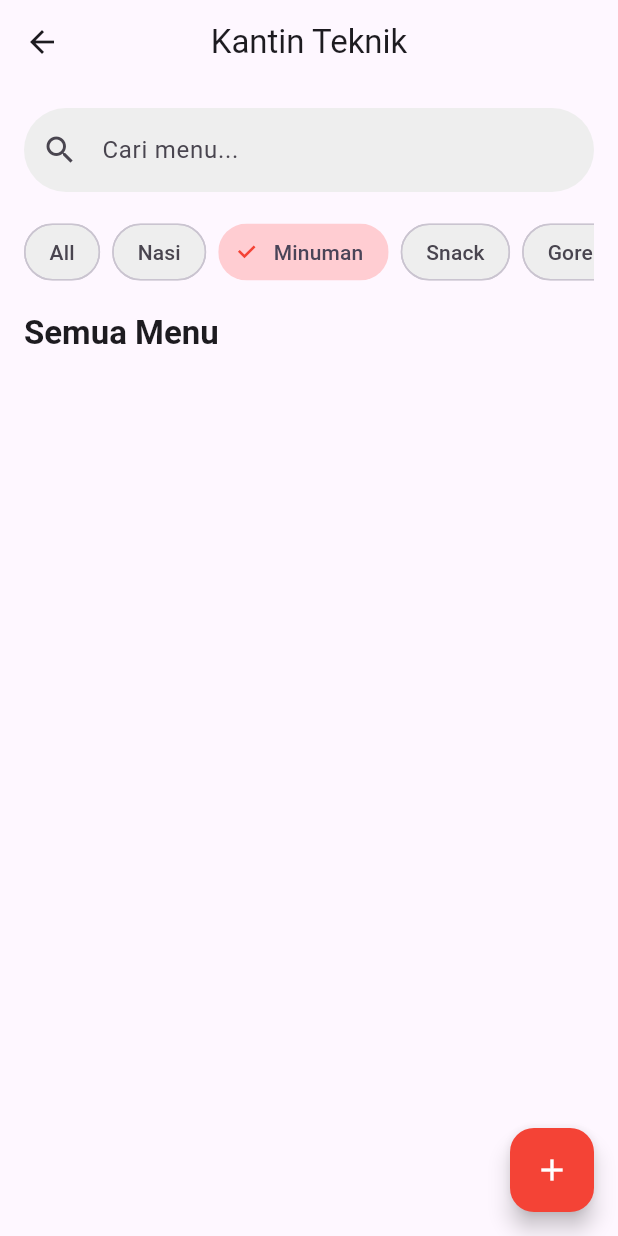
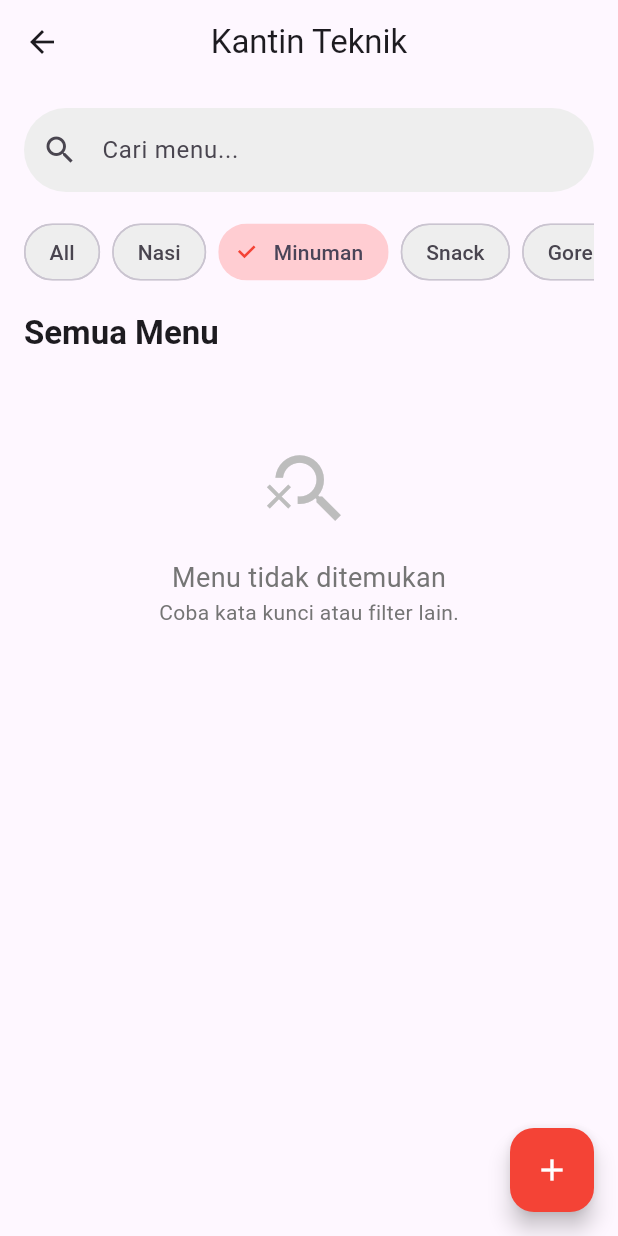
Before and after one commit to xebec51/KanHas, a Flutter app: the MenuPage screen opened directly with sample values from the repository, after a tap on "Nasi", after a tap on "Minuman", on a phone screen of 412 x 824 dp. Run offline on Flutter 3.47's test engine with Material 3 defaults, Android fonts, the light colour scheme and no system bars; our stand-ins replace image_picker; network calls fail.

Commit message:
feat(menu): Implement search bar functionality on MenuPage
Adds a TextEditingController and state listener to filter menus based on user input in the search bar. The filtering logic is now chained: 1. Filter by selected category. 2. Filter the result by the search query. Also adds a 'clear' button (suffixIcon) to the search bar and a 'Menu tidak ditemukan' (Menu not found) message when the \filteredMenus` list is empty.

```diff
--- a/lib/screens/menu_page.dart
+++ b/lib/screens/menu_page.dart
@@ -20,6 +20,31 @@ class MenuPage extends StatefulWidget {
 class _MenuPageState extends State<MenuPage> {
   String selectedCategory = 'All';
 
+  // --- TAMBAHKAN INI ---
+  final _searchController = TextEditingController();
+  String _searchQuery = '';
+  // --------------------
+
+  // --- TAMBAHKAN initState ---
+  @override
+  void initState() {
+    super.initState();
+    _searchController.addListener(() {
+      setState(() {
+        _searchQuery = _searchController.text.toLowerCase();
+      });
+    });
+  }
+  // -------------------------
+
+  // --- TAMBAHKAN dispose ---
+  @override
+  void dispose() {
+    _searchController.dispose();
+    super.dispose();
+  }
+  // -----------------------
+
   @override
   Widget build(BuildContext context) {
     final canteenModel = context.watch<CanteenModel>();
@@ -28,14 +53,21 @@ class _MenuPageState extends State<MenuPage> {
       orElse: () => widget.canteen,
     );
 
-    // --- LOGIKA FILTER PINDAH KE SINI ---
-    final List<Menu> filteredMenus;
+    // --- LOGIKA FILTER SEKARANG DIPERBARUI ---
+    // 1. Filter berdasarkan Kategori
+    List<Menu> filteredMenus;
     if (selectedCategory == 'All') {
       filteredMenus = currentCanteen.menus;
     } else {
       filteredMenus = currentCanteen.menus.where((menu) {
-        // Ini contoh sederhana, bisa disesuaikan
         return menu.name.toLowerCase().contains(selectedCategory.toLowerCase());
+      }).toList();
+    }
+
+    // 2. Filter (hasil dari no 1) berdasarkan Pencarian
+    if (_searchQuery.isNotEmpty) {
+      filteredMenus = filteredMenus.where((menu) {
+        return menu.name.toLowerCase().contains(_searchQuery);
       }).toList();
     }
     // --- AKHIR BLOK LOGIKA ---
@@ -53,9 +85,20 @@ class _MenuPageState extends State<MenuPage> {
             children: [
               // Search Bar
               TextField(
+                // --- MODIFIKASI INI ---
+                controller: _searchController,
                 decoration: InputDecoration(
                   hintText: 'Cari menu...',
                   prefixIcon: const Icon(Icons.search),
+                  // Tambahkan tombol clear
+                  suffixIcon: _searchQuery.isNotEmpty
+                      ? IconButton(
+                    icon: const Icon(Icons.clear),
+                    onPressed: () {
+                      _searchController.clear();
+                    },
+                  )
+                      : null,
                   filled: true,
                   fillColor: Colors.grey[200],
                   border: OutlineInputBorder(
@@ -63,7 +106,8 @@ class _MenuPageState extends State<MenuPage> {
                     borderSide: BorderSide.none,
                   ),
                 ),
-                onChanged: (value) {},
+                // onChanged dihapus, karena kita pakai listener
+                // -----------------------
               ),
               const SizedBox(height: 20),
 
@@ -79,8 +123,28 @@ class _MenuPageState extends State<MenuPage> {
               ),
               const SizedBox(height: 10),
 
-              // BLOK LOGIKA DIHAPUS DARI SINI
-
+              // --- TAMBAHKAN INI JIKA HASIL KOSONG ---
+              if (filteredMenus.isEmpty)
+                Container(
+                  padding: const EdgeInsets.symmetric(vertical: 50),
+                  alignment: Alignment.center,
+                  child: Column(
+                    children: [
+                      Icon(Icons.search_off, size: 60, color: Colors.grey[400]),
+                      const SizedBox(height: 16),
+                      Text(
+                        'Menu tidak ditemukan',
+                        style: TextStyle(fontSize: 18, color: Colors.grey[600]),
+                      ),
+                      Text(
+                        'Coba kata kunci atau filter lain.',
+                        style: TextStyle(color: Colors.grey[600]),
+                      ),
+                    ],
+                  ),
+                )
+              else
+              // -----------------------------------
               // GridView untuk Menu
                 GridView.builder(
                   shrinkWrap: true,
@@ -91,11 +155,11 @@ class _MenuPageState extends State<MenuPage> {
                     mainAxisSpacing: 16,
                     mainAxisExtent: 210, // Tinggi Kartu Kaku
                   ),
-                itemCount: filteredMenus.length, // <-- Sudah benar
+                  itemCount: filteredMenus.length,
                   itemBuilder: (context, index) {
-                  final Menu menu = filteredMenus[index]; // <-- Sudah benar
+                    final Menu menu = filteredMenus[index];
 
-                  // --- PERBAIKAN DI DALAM STACK ---
+                    // --- Stack tidak berubah ---
                     return Stack(
                       children: [
                         // Anak #1: Kartu Menu
```
Lines whose indentation alone changed are shown as unchanged.
